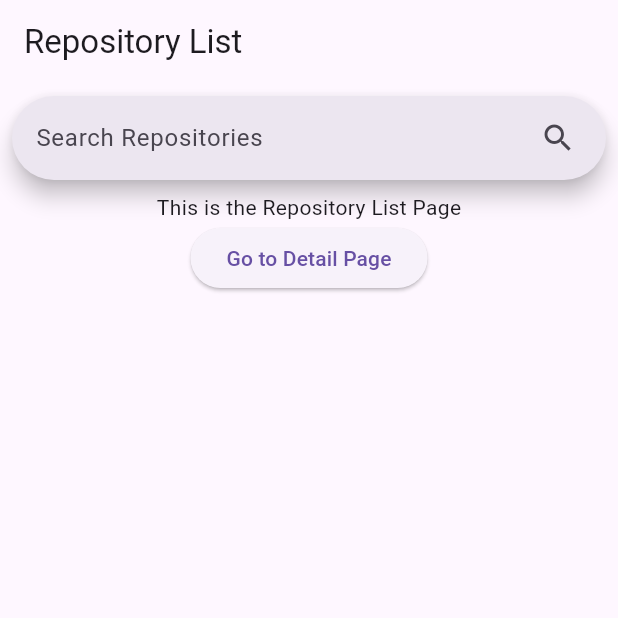
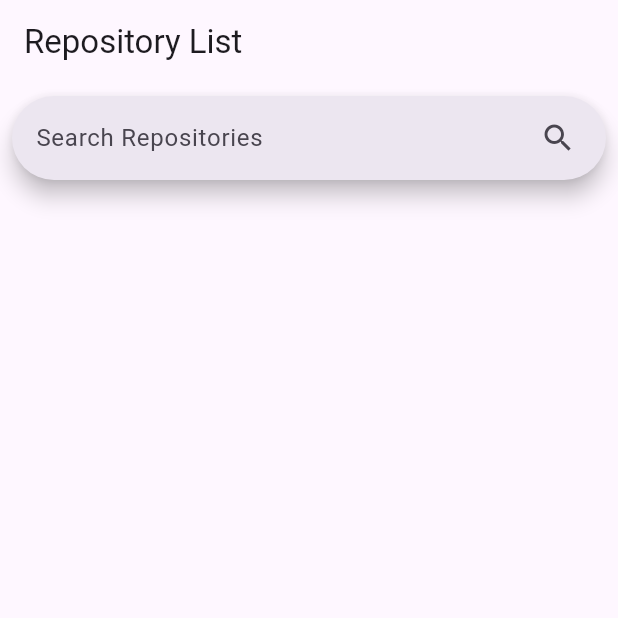
Before and after one commit to KTF01/ff_task, a Flutter app: the screen it shows after launch, on a phone screen of 412 x 824 dp, the top half of it. Run offline on Flutter 3.47's test engine with Material 3 defaults, Android fonts, the phone set to English and light mode, and no system bars; our stand-ins replace go_router.

Commit message:
remove widgets

```diff
--- a/lib/features/repository_list/presentation/pages/repository_list_page.dart
+++ b/lib/features/repository_list/presentation/pages/repository_list_page.dart
@@ -35,13 +35,6 @@ class RepositoryListPage extends StatelessWidget {
               ],
             ),
           ),
-          const Text('This is the Repository List Page'),
-          ElevatedButton(
-            onPressed: () {
-              router.pushNamed(RepositoryDetailPage.routeName);
-            },
-            child: Text('Go to Detail Page'),
-          ),
         ],
       ),
     );
```
